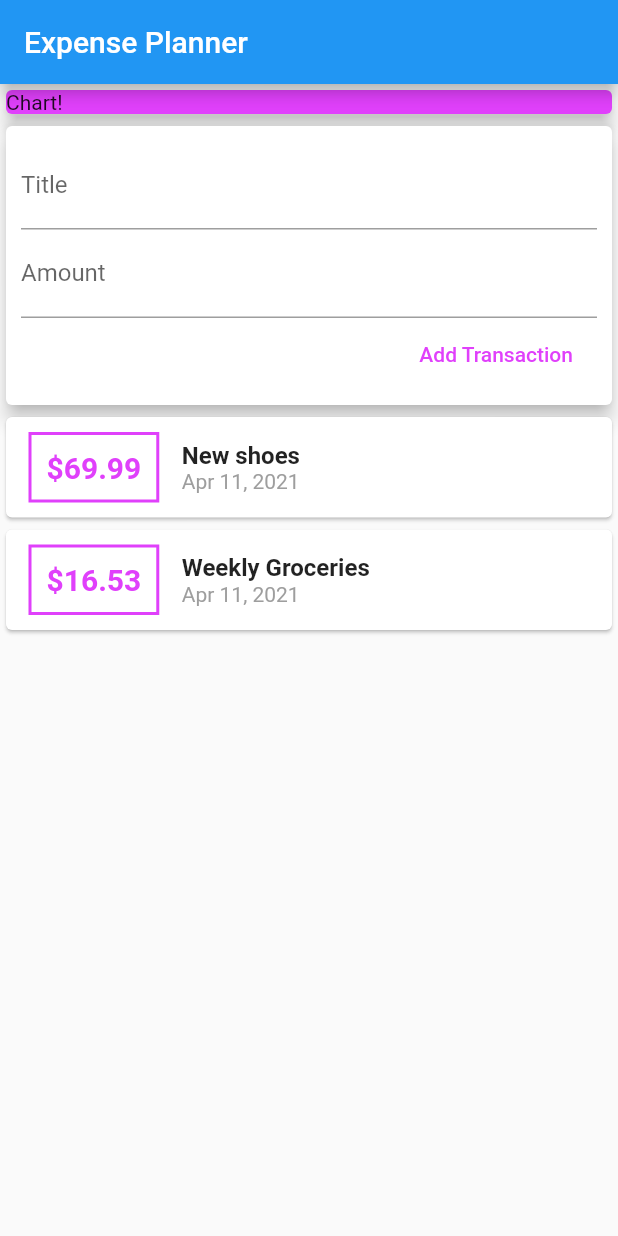
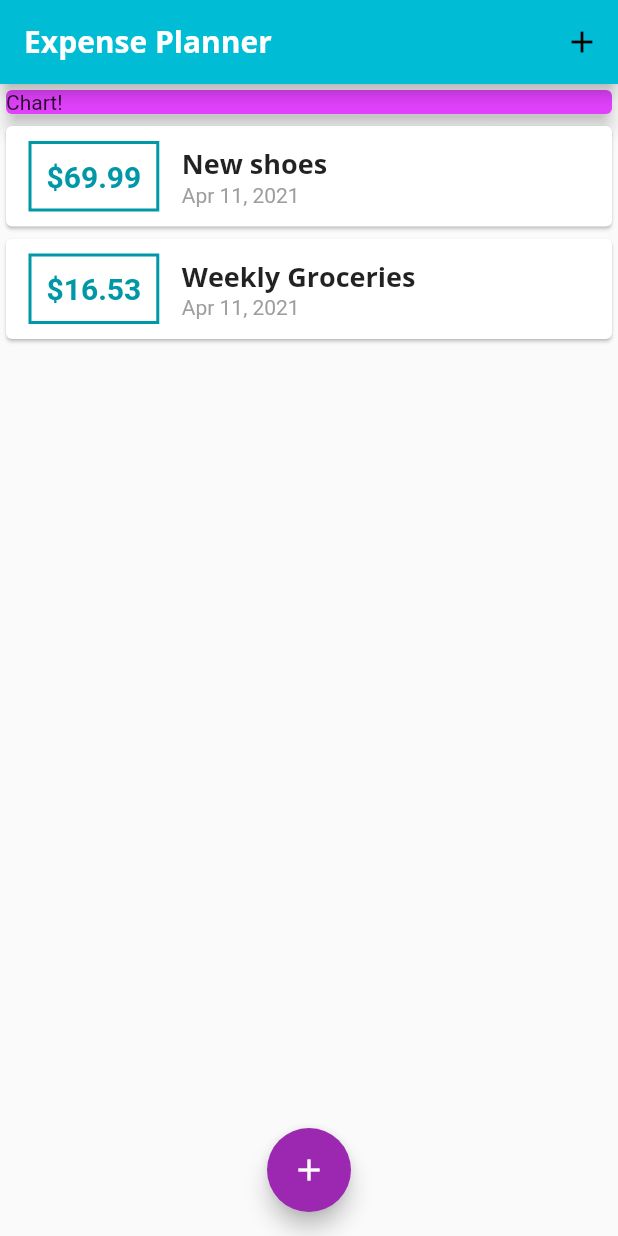
Before and after one commit to elefantaka/expensePlannerApp, a Flutter app: the screen it shows after launch, on a phone screen of 412 x 824 dp. Run offline on Flutter 3.47's test engine with Material 2 defaults, Android fonts, the phone set to English and light mode, and no system bars; Roboto replaces fonts that are missing (Open Sans).

Commit message:
adding floating button "add", styling & theming

```diff
--- a/lib/main.dart
+++ b/lib/main.dart
@@ -1,7 +1,11 @@
+import 'package:expense_planner_app/widgets/new_transaction.dart';
+import 'package:expense_planner_app/widgets/transaction_list.dart';
 import 'package:flutter/cupertino.dart';
 import 'package:flutter/material.dart';
 
-import './widgets/user_transactions.dart';
+import './widgets/new_transaction.dart';
+import './models/transaction.dart';
+import './widgets/transaction_list.dart';
 
 void main() {
   runApp(ExpensePlanner());
@@ -12,26 +16,72 @@ class ExpensePlanner extends StatelessWidget {
   Widget build(BuildContext context) {
     return MaterialApp(
       title: 'Expense Planner',
+      theme: ThemeData(
+        primarySwatch: Colors.cyan,
+        accentColor: Colors.purple,
+        fontFamily: 'Quicksand',
+        textTheme: ThemeData.light().textTheme.copyWith(title: TextStyle(fontFamily: 'OpenSans', fontWeight: FontWeight.bold, fontSize: 18),),
+        appBarTheme: AppBarTheme(textTheme: ThemeData.light().textTheme.copyWith(title: TextStyle(fontFamily: 'OpenSans', fontSize: 20, fontWeight: FontWeight.bold)),)
+      ),
       home: MyHomePage(),
     );
   }
 }
 
-class MyHomePage extends StatelessWidget {
+class MyHomePage extends StatefulWidget {
   // String titleInput;
   // String amountInput;
 
-  final titleController = TextEditingController();
-  final amountController = TextEditingController();
+  @override
+  _MyHomePageState createState() => _MyHomePageState();
+}
+
+class _MyHomePageState extends State<MyHomePage> {
+  final List<Transaction> _userTransactions = [
+    Transaction(
+      id: 't1',
+      title: 'New shoes',
+      amount: 69.99,
+      date: DateTime.now(),
+    ),
+    Transaction(
+      id: 't2',
+      title: 'Weekly Groceries',
+      amount: 16.53,
+      date: DateTime.now(),
+    ),
+  ];
+
+  void _addNewTransaction(String txTitle, double txAmount) {
+    final newTx = Transaction(title: txTitle, amount: txAmount, date: DateTime.now(), id: DateTime.now().toString());
+
+    setState(() {
+      _userTransactions.add(newTx);
+    });
+  }
+
+  void _startAddNewTransaction(BuildContext ctx) {
+    showModalBottomSheet(
+      context: ctx,
+      builder: (_) {
+        return GestureDetector(onTap: () {}, child: NewTransaction(_addNewTransaction), behavior: HitTestBehavior.opaque,);
+      },
+    );
+  }
 
   @override
   Widget build(BuildContext context) {
     return Scaffold(
-        appBar: AppBar(
-          title: Text('Expense Planner'),
+      appBar: AppBar(
+        //backgroundColor: Colors.purpleAccent,
+        title: Text(
+          'Expense Planner',
+          style: TextStyle(fontFamily: 'Open Sans'),
         ),
-        body: SingleChildScrollView(
-          child: Column(
+        actions: <Widget>[IconButton(icon: Icon(Icons.add), onPressed: () => _startAddNewTransaction(context))],
+      ),
+      body: SingleChildScrollView(
+        child: Column(
           mainAxisAlignment: MainAxisAlignment.start,
           crossAxisAlignment: CrossAxisAlignment.stretch,
           children: <Widget>[
@@ -43,9 +93,12 @@ class MyHomePage extends StatelessWidget {
                 elevation: 5,
               ),
             ),
-            UserTransactions(),
+            TransactionList(_userTransactions),
           ],
-        )
-    ));
+        ),
+      ),
+      floatingActionButtonLocation: FloatingActionButtonLocation.centerFloat,
+      floatingActionButton: FloatingActionButton(child: Icon(Icons.add), onPressed: () => _startAddNewTransaction(context)),
+    );
   }
 }
--- a/lib/widgets/transaction_list.dart
+++ b/lib/widgets/transaction_list.dart
@@ -24,17 +24,17 @@ class TransactionList extends StatelessWidget {
                   ),
                   decoration: BoxDecoration(
                     border: Border.all(
-                      color: Colors.purpleAccent,
+                      color: Theme.of(context).primaryColorDark,
                       width: 2,
                     ),
                   ),
                   padding: EdgeInsets.all(10),
                   child: Text(
-                    '\$${transactions[index].amount}',
+                    '\$${transactions[index].amount.toStringAsFixed(2)}',
                     style: TextStyle(
                       fontWeight: FontWeight.bold,
                       fontSize: 20,
-                      color: Colors.purpleAccent,
+                      color: Theme.of(context).primaryColorDark,
                     ),
                   ),
                 ),
@@ -43,7 +43,7 @@ class TransactionList extends StatelessWidget {
                   children: <Widget>[
                     Text(
                       transactions[index].title,
-                      style: TextStyle(fontSize: 16, fontWeight: FontWeight.bold),
+                      style: Theme.of(context).textTheme.title,
                     ),
                     Text(
                       DateFormat.yMMMd().format(transactions[index].date),
--- a/lib/widgets/user_transactions.dart
+++ b/lib/widgets/user_transactions.dart
@@ -10,35 +10,14 @@ class UserTransactions extends StatefulWidget {
 }
 
 class _UserTransactionsState extends State<UserTransactions> {
-  final List<Transaction> _userTransactions = [
-    Transaction(
-      id: 't1',
-      title: 'New shoes',
-      amount: 69.99,
-      date: DateTime.now(),
-    ),
-    Transaction(
-      id: 't2',
-      title: 'Weekly Groceries',
-      amount: 16.53,
-      date: DateTime.now(),
-    ),
-  ];
 
-  void _addNewTransaction(String txTitle, double txAmount) {
-    final newTx = Transaction(title: txTitle, amount: txAmount, date: DateTime.now(), id: DateTime.now().toString());
-
-    setState(() {
-      _userTransactions.add(newTx);
-    });
-  }
 
   @override
   Widget build(BuildContext context) {
     return Column(
       children: <Widget>[
         NewTransaction(_addNewTransaction),
-        TransactionList(_userTransactions),
+        //TransactionList(_userTransactions),
       ],
     );
   }
```
Also changed, not shown: lib/widgets/new_transaction.dart (+26 -5 lines), pubspec.yaml (+11 -6 lines), assets/fonts/OpenSans-Bold.ttf (added), assets/fonts/OpenSans-Regular.ttf (added), assets/fonts/Quicksand-Bold.ttf (added), assets/fonts/Quicksand-Light.ttf (added), assets/fonts/Quicksand-Medium.ttf (added), assets/fonts/Quicksand-Regular.ttf (added).
